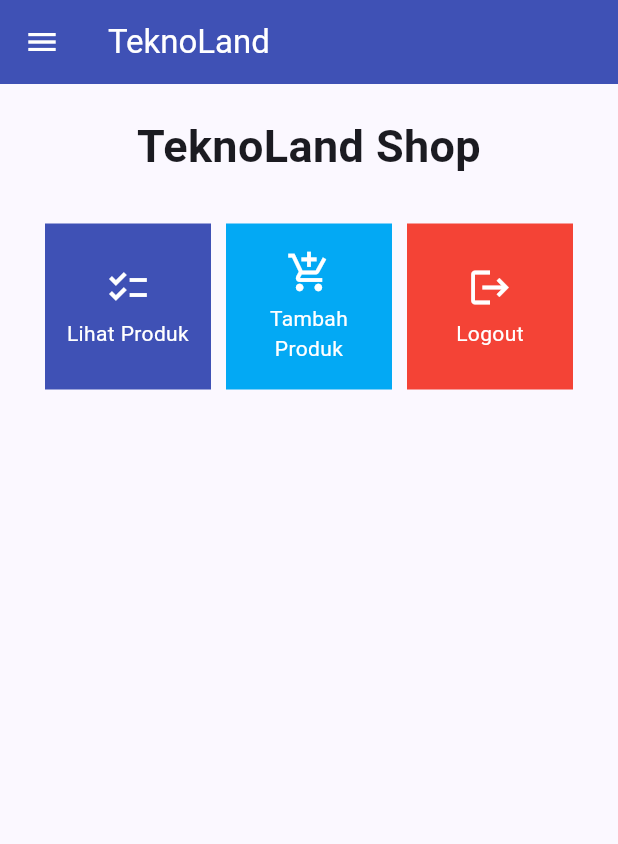
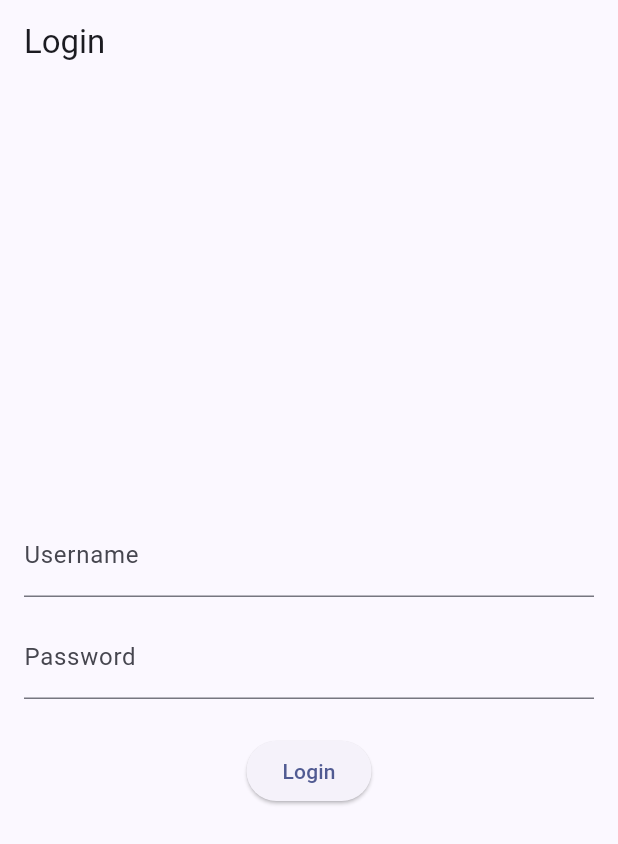
Before and after one commit to SuryaRaavi/TeknoLand-mobile, a Flutter app: the screen it shows after launch, on a phone screen of 412 x 824 dp. Shown: the top 844 px of the screen. Run offline on Flutter 3.47's test engine with Material 3 defaults, Android fonts, the phone set to English and light mode, and no system bars; missing offline and left inert: pbp_django_auth.

Commit message:
Update Tugas 9

```diff
--- a/lib/main.dart
+++ b/lib/main.dart
@@ -1,38 +1,31 @@
 import 'package:flutter/material.dart';
 import 'package:teknoland/screens/menu.dart';
+import 'package:teknoland/screens/login.dart';
+import 'package:provider/provider.dart';
+import 'package:pbp_django_auth/pbp_django_auth.dart';
 
 void main() {
   runApp(const MyApp());
 }
 
 class MyApp extends StatelessWidget {
-  const MyApp({super.key});
+  const MyApp({Key? key}) : super(key: key);
 
-  // This widget is the root of your application.
   @override
   Widget build(BuildContext context) {
-    return MaterialApp(
-      title: 'Flutter Demo',
-      theme: ThemeData(
-        // This is the theme of your application.
-        //
-        // TRY THIS: Try running your application with "flutter run". You'll see
-        // the application has a blue toolbar. Then, without quitting the app,
-        // try changing the seedColor in the colorScheme below to Colors.green
-        // and then invoke "hot reload" (save your changes or press the "hot
-        // reload" button in a Flutter-supported IDE, or press "r" if you used
-        // the command line to start the app).
-        //
-        // Notice that the counter didn't reset back to zero; the application
-        // state is not lost during the reload. To reset the state, use hot
-        // restart instead.
-        //
-        // This works for code too, not just values: Most code changes can be
-        // tested with just a hot reload.
-        colorScheme: ColorScheme.fromSeed(seedColor: Colors.indigo),
-        useMaterial3: true,
+    return Provider(
+      create: (_) {
+        CookieRequest request = CookieRequest();
+        return request;
+      },
+      child: MaterialApp(
+          title: 'Flutter App',
+          theme: ThemeData(
+            colorScheme: ColorScheme.fromSeed(seedColor: Colors.indigo),
+            useMaterial3: true,
+          ),
+          home: LoginPage()
       ),
-      home: MyHomePage(),
     );
   }
 }
--- /dev/null
+++ b/lib/screens/login.dart
@@ -0,0 +1,114 @@
+import 'package:teknoland/screens/menu.dart';
+import 'package:flutter/material.dart';
+import 'package:pbp_django_auth/pbp_django_auth.dart';
+import 'package:provider/provider.dart';
+
+void main() {
+  runApp(const LoginApp());
+}
+
+class LoginApp extends StatelessWidget {
+  const LoginApp({super.key});
+
+  @override
+  Widget build(BuildContext context) {
+    return MaterialApp(
+      title: 'Login',
+      theme: ThemeData(
+        primarySwatch: Colors.blue,
+      ),
+      home: const LoginPage(),
+    );
+  }
+}
+
+class LoginPage extends StatefulWidget {
+  const LoginPage({super.key});
+
+  @override
+  _LoginPageState createState() => _LoginPageState();
+}
+
+class _LoginPageState extends State<LoginPage> {
+  final TextEditingController _usernameController = TextEditingController();
+  final TextEditingController _passwordController = TextEditingController();
+
+  @override
+  Widget build(BuildContext context) {
+    final request = context.watch<CookieRequest>();
+    return Scaffold(
+      appBar: AppBar(
+        title: const Text('Login'),
+      ),
+      body: Container(
+        padding: const EdgeInsets.all(16.0),
+        child: Column(
+          mainAxisAlignment: MainAxisAlignment.center,
+          children: [
+            TextField(
+              controller: _usernameController,
+              decoration: const InputDecoration(
+                labelText: 'Username',
+              ),
+            ),
+            const SizedBox(height: 12.0),
+            TextField(
+              controller: _passwordController,
+              decoration: const InputDecoration(
+                labelText: 'Password',
+              ),
+              obscureText: true,
+            ),
+            const SizedBox(height: 24.0),
+            ElevatedButton(
+              onPressed: () async {
+                String username = _usernameController.text;
+                String password = _passwordController.text;
+
+                // Cek kredensial
+                // TODO: Ganti URL dan jangan lupa tambahkan trailing slash (/) di akhir URL!
+                // Untuk menyambungkan Android emulator dengan Django pada localhost,
+                // gunakan URL http://10.0.2.2/
+                final response = await request.login("http://127.0.0.1:8000/auth/login/", {
+                  'username': username,
+                  'password': password,
+                });
+
+                if (request.loggedIn) {
+                  String message = response['message'];
+                  String uname = response['username'];
+                  Navigator.pushReplacement(
+                    context,
+                    MaterialPageRoute(builder: (context) => MyHomePage()),
+                  );
+                  ScaffoldMessenger.of(context)
+                    ..hideCurrentSnackBar()
+                    ..showSnackBar(
+                        SnackBar(content: Text("$message Selamat datang, $uname.")));
+                } else {
+                  showDialog(
+                    context: context,
+                    builder: (context) => AlertDialog(
+                      title: const Text('Login Gagal'),
+                      content:
+                      Text(response['message']),
+                      actions: [
+                        TextButton(
+                          child: const Text('OK'),
+                          onPressed: () {
+                            Navigator.pop(context);
+                          },
+                        ),
+                      ],
+                    ),
+                  );
+                }
+              },
+              child: const Text('Login'),
+            ),
+          ],
+        ),
+      ),
+    );
+  }
+}
--- a/pubspec.yaml
+++ b/pubspec.yaml
@@ -35,6 +35,9 @@ dependencies:
   # The following adds the Cupertino Icons font to your application.
   # Use with the CupertinoIcons class for iOS style icons.
   cupertino_icons: ^1.0.2
+  provider: ^6.1.1
+  pbp_django_auth: ^0.4.0
+  http: ^1.1.0
 
 dev_dependencies:
   flutter_test:
```
Also changed, not shown: lib/models/product.dart (added, +65 -0 lines), lib/screens/list_product.dart (added, +95 -0 lines), lib/screens/menu.dart (+15 -0 lines), lib/screens/shoplist_form.dart (+32 -30 lines), lib/widgets/left_drawer.dart (+12 -0 lines), lib/widgets/shop_card.dart (+27 -3 lines), pubspec.lock, 3 other files.
